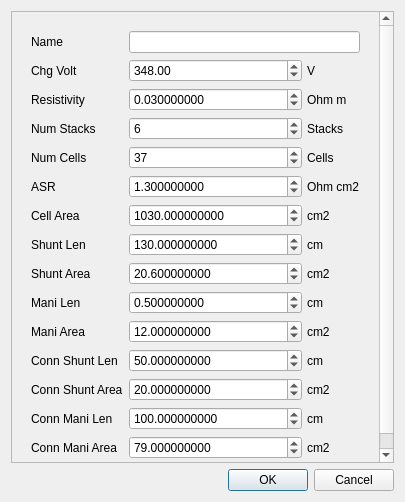
daitenshionyan/vrfbcalc-cpp, file app/src/view/shuntcur/shuntcurconfigpopup.ui: the form before one commit.
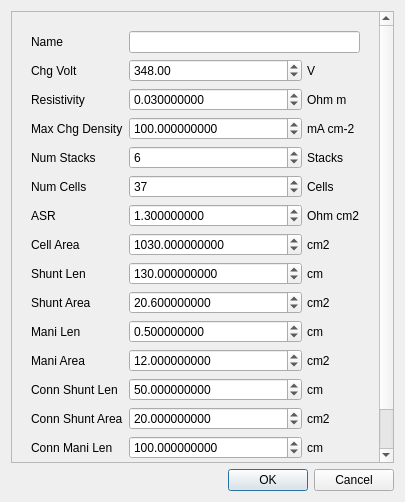
The form after the commit.

The edit to the form file:
```diff
--- a/app/src/view/shuntcur/shuntcurconfigpopup.ui
+++ b/app/src/view/shuntcur/shuntcurconfigpopup.ui
@@ -24,8 +24,8 @@
        <rect>
         <x>0</x>
         <y>0</y>
-        <width>385</width>
-        <height>452</height>
+        <width>368</width>
+        <height>480</height>
        </rect>
       </property>
       <layout class="QVBoxLayout" name="verticalLayout_4">
@@ -192,14 +192,14 @@
                </layout>
               </widget>
              </item>
-             <item row="3" column="0">
+             <item row="4" column="0">
               <widget class="QLabel" name="numStackLabel">
                <property name="text">
                 <string>Num Stacks</string>
                </property>
               </widget>
              </item>
-             <item row="3" column="1">
+             <item row="4" column="1">
               <widget class="QWidget" name="numStackBox" native="true">
                <layout class="QHBoxLayout" name="horizontalLayout_3">
                 <property name="spacing">
@@ -246,14 +246,14 @@
                </layout>
               </widget>
              </item>
-             <item row="4" column="0">
+             <item row="5" column="0">
               <widget class="QLabel" name="numCellLabel">
                <property name="text">
                 <string>Num Cells</string>
                </property>
               </widget>
              </item>
-             <item row="4" column="1">
+             <item row="5" column="1">
               <widget class="QWidget" name="numCellBox" native="true">
                <layout class="QHBoxLayout" name="horizontalLayout_4">
                 <property name="spacing">
@@ -300,14 +300,14 @@
                </layout>
               </widget>
              </item>
-             <item row="7" column="0">
+             <item row="8" column="0">
               <widget class="QLabel" name="shuntLenLabel">
                <property name="text">
                 <string>Shunt Len</string>
                </property>
               </widget>
              </item>
-             <item row="7" column="1">
+             <item row="8" column="1">
               <widget class="QWidget" name="shuntLenBox" native="true">
                <layout class="QHBoxLayout" name="horizontalLayout_5">
                 <property name="spacing">
@@ -360,14 +360,14 @@
                </layout>
               </widget>
              </item>
-             <item row="8" column="0">
+             <item row="9" column="0">
               <widget class="QLabel" name="shuntAreaLabel">
                <property name="text">
                 <string>Shunt Area</string>
                </property>
               </widget>
              </item>
-             <item row="8" column="1">
+             <item row="9" column="1">
               <widget class="QWidget" name="shuntAreaBox" native="true">
                <layout class="QHBoxLayout" name="horizontalLayout_6">
                 <property name="spacing">
@@ -420,14 +420,14 @@
                </layout>
               </widget>
              </item>
-             <item row="9" column="0">
+             <item row="10" column="0">
               <widget class="QLabel" name="maniLenLabel">
                <property name="text">
                 <string>Mani Len</string>
                </property>
               </widget>
              </item>
-             <item row="9" column="1">
+             <item row="10" column="1">
               <widget class="QWidget" name="maniLenBox" native="true">
                <layout class="QHBoxLayout" name="horizontalLayout_7">
                 <property name="spacing">
@@ -480,14 +480,14 @@
                </layout>
               </widget>
              </item>
-             <item row="10" column="0">
+             <item row="11" column="0">
               <widget class="QLabel" name="maniAreaLabel">
                <property name="text">
                 <string>Mani Area</string>
                </property>
               </widget>
              </item>
-             <item row="10" column="1">
+             <item row="11" column="1">
               <widget class="QWidget" name="maniAreaBox" native="true">
                <layout class="QHBoxLayout" name="horizontalLayout_8">
                 <property name="spacing">
@@ -540,14 +540,14 @@
                </layout>
               </widget>
              </item>
-             <item row="11" column="0">
+             <item row="12" column="0">
               <widget class="QLabel" name="connShuntLenLabel">
                <property name="text">
                 <string>Conn Shunt Len</string>
                </property>
               </widget>
              </item>
-             <item row="11" column="1">
+             <item row="12" column="1">
               <widget class="QWidget" name="connShuntLenBox" native="true">
                <layout class="QHBoxLayout" name="horizontalLayout_9">
                 <property name="spacing">
@@ -600,14 +600,14 @@
                </layout>
               </widget>
              </item>
-             <item row="12" column="0">
+             <item row="13" column="0">
               <widget class="QLabel" name="connShuntAreaLabel">
                <property name="text">
                 <string>Conn Shunt Area</string>
                </property>
               </widget>
              </item>
-             <item row="12" column="1">
+             <item row="13" column="1">
               <widget class="QWidget" name="connShuntAreaBox" native="true">
                <layout class="QHBoxLayout" name="horizontalLayout_10">
                 <property name="spacing">
@@ -660,14 +660,14 @@
                </layout>
               </widget>
              </item>
-             <item row="13" column="0">
+             <item row="14" column="0">
               <widget class="QLabel" name="connManiLenLabel">
                <property name="text">
                 <string>Conn Mani Len</string>
                </property>
               </widget>
              </item>
-             <item row="13" column="1">
+             <item row="14" column="1">
               <widget class="QWidget" name="connManiLenBox" native="true">
                <layout class="QHBoxLayout" name="horizontalLayout_11">
                 <property name="spacing">
@@ -720,14 +720,14 @@
                </layout>
               </widget>
              </item>
-             <item row="14" column="0">
+             <item row="15" column="0">
               <widget class="QLabel" name="connManiAreaLabel">
                <property name="text">
                 <string>Conn Mani Area</string>
                </property>
               </widget>
              </item>
-             <item row="14" column="1">
+             <item row="15" column="1">
               <widget class="QWidget" name="connManiAreaBox" native="true">
                <layout class="QHBoxLayout" name="horizontalLayout_12">
                 <property name="spacing">
@@ -780,14 +780,14 @@
                </layout>
               </widget>
              </item>
-             <item row="5" column="0">
+             <item row="6" column="0">
               <widget class="QLabel" name="asrLabel">
                <property name="text">
                 <string>ASR</string>
                </property>
               </widget>
              </item>
-             <item row="5" column="1">
+             <item row="6" column="1">
               <widget class="QWidget" name="asrBox" native="true">
                <layout class="QHBoxLayout" name="horizontalLayout_13">
                 <property name="spacing">
@@ -840,14 +840,14 @@
                </layout>
               </widget>
              </item>
-             <item row="6" column="0">
+             <item row="7" column="0">
               <widget class="QLabel" name="cellAreaLabel">
                <property name="text">
                 <string>Cell Area</string>
                </property>
               </widget>
              </item>
-             <item row="6" column="1">
+             <item row="7" column="1">
               <widget class="QWidget" name="cellAreaBox" native="true">
                <layout class="QHBoxLayout" name="horizontalLayout_14">
                 <property name="spacing">
@@ -900,6 +900,66 @@
                </layout>
               </widget>
              </item>
+             <item row="3" column="0">
+              <widget class="QLabel" name="maxChgDenLabel">
+               <property name="text">
+                <string>Max Chg Density</string>
+               </property>
+              </widget>
+             </item>
+             <item row="3" column="1">
+              <widget class="QWidget" name="maxChgDenBox" native="true">
+               <layout class="QHBoxLayout" name="horizontalLayout_15">
+                <property name="spacing">
+                 <number>5</number>
+                </property>
+                <property name="leftMargin">
+                 <number>0</number>
+                </property>
+                <property name="topMargin">
+                 <number>0</number>
+                </property>
+                <property name="rightMargin">
+                 <number>0</number>
+                </property>
+                <property name="bottomMargin">
+                 <number>0</number>
+                </property>
+                <item>
+                 <widget class="QDoubleSpinBox" name="maxChgDenField">
+                  <property name="decimals">
+                   <number>9</number>
+                  </property>
+                  <property name="maximum">
+                   <double>9999999999.000000000000000</double>
+                  </property>
+                  <property name="value">
+                   <double>100.000000000000000</double>
+                  </property>
+                 </widget>
+                </item>
+                <item>
+                 <widget class="QLabel" name="maxChgDenUnitLabel">
+                  <property name="sizePolicy">
+                   <sizepolicy hsizetype="Fixed" vsizetype="Preferred">
+                    <horstretch>0</horstretch>
+                    <verstretch>0</verstretch>
+                   </sizepolicy>
+                  </property>
+                  <property name="minimumSize">
+                   <size>
+                    <width>53</width>
+                    <height>0</height>
+                   </size>
+                  </property>
+                  <property name="text">
+                   <string>mA cm-2</string>
+                  </property>
+                 </widget>
+                </item>
+               </layout>
+              </widget>
+             </item>
             </layout>
            </widget>
           </item>
```
